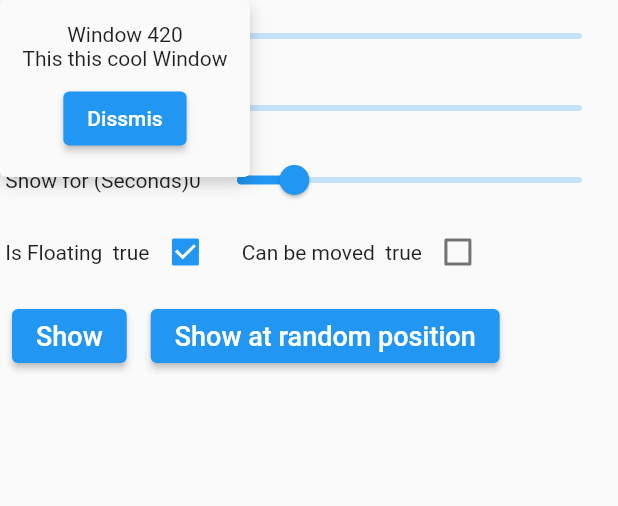
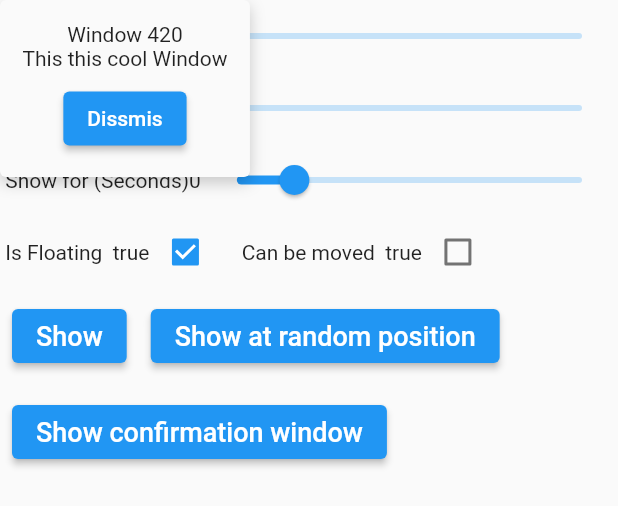
Before and after one commit to SchabanBo/q_overlay, a Flutter app: the _WindowSection widget shown alone on an empty page, opened directly, after a tap on "Show", on a phone screen of 412 x 824 dp. Shown: the top 506 px of the screen. Run offline on Flutter 3.47's test engine with Material 2 defaults, Android fonts, the phone set to English and light mode, and no system bars.

Commit message:
Add QWindow Confirmation

```diff
--- a/example/lib/screens/sections/windows_scetion.dart
+++ b/example/lib/screens/sections/windows_scetion.dart
@@ -131,6 +131,25 @@ class _WindowSectionState extends State<_WindowSection> {
               style: TextStyle(fontSize: 18),
             ),
           ),
+        ),
+        Padding(
+          padding: const EdgeInsets.all(8.0),
+          child: ElevatedButton(
+            onPressed: () async {
+              final result =
+                  await QWindow.confirmation(message: 'Are you sure?')
+                      .show<bool?>();
+              QNotification(
+                  child: Padding(
+                padding: const EdgeInsets.all(18.0),
+                child: Text('Result: $result'),
+              )).show();
+            },
+            child: const Text(
+              'Show confirmation window',
+              style: TextStyle(fontSize: 18),
+            ),
+          ),
         )
       ],
     );
@@ -141,7 +160,7 @@ class _WindowSectionState extends State<_WindowSection> {
     QOverlay.show(QWindow(
       name: name,
       position: Offset(_offsetX, _offsetY),
-      backgroundFilter: _isFLoating ? null : FilterSettings(),
+      backgroundFilter: _isFLoating ? null : const FilterSettings(),
       canMove: _canMoved,
       duration: _seconds <= 0 ? null : Duration(seconds: _seconds),
       child: child(name),
--- a/lib/src/types/qnotification.dart
+++ b/lib/src/types/qnotification.dart
@@ -86,7 +86,7 @@ class QNotification with QOverlayBase {
       QOverlay.show(this, context: context);
 
   Offset _calcPosition(Size screen, Size? size) {
-    size = size ?? Size(0, 0);
+    size = size ?? const Size(0, 0);
     final x = (screen.width / 2 + screen.width / 2 * alignment.x) -
         (size.width * 0.5 + size.width * 0.5 * alignment.x) +
         offset.dx;
--- a/lib/src/types/qwindow.dart
+++ b/lib/src/types/qwindow.dart
@@ -11,7 +11,9 @@ import 'qoverlay.dart';
 /// Show a window at any position on the screen.
 class QWindow with QOverlayBase {
   /// The position of the overlay
-  final Offset position;
+  final Offset? position;
+
+  final Alignment? alignment;
 
   @override
   final Widget child;
@@ -19,7 +21,6 @@ class QWindow with QOverlayBase {
   @override
   final Duration? duration;
 
-  /// The notification color
   @override
   final Color? color;
 
@@ -47,7 +48,8 @@ class QWindow with QOverlayBase {
 
   QWindow({
     required this.child,
-    required this.position,
+    this.position,
+    this.alignment,
     this.actions = const OverlayActions(),
     this.margin,
     this.color,
@@ -58,7 +60,52 @@ class QWindow with QOverlayBase {
     this.duration,
     String? name,
     Key? key,
-  }) : name = name ?? 'Window${child.hashCode}';
+  })  : assert(alignment != null || position != null,
+            'Alignment or position must be provieded'),
+        name = name ?? 'Window${child.hashCode}';
+
+  factory QWindow.confirmation({
+    required String message,
+    String? yesMessage,
+    String? noMessage,
+    bool canCancel = true,
+    bool canMove = false,
+    String? cancelMessage,
+  }) {
+    final name = 'Confirmation${message.hashCode}';
+    return QWindow(
+        name: name,
+        alignment: Alignment.center,
+        backgroundFilter: const FilterSettings(),
+        canMove: canMove,
+        child: Padding(
+          padding: const EdgeInsets.all(8.0),
+          child: Column(children: [
+            Text(message),
+            const Divider(),
+            Row(
+              children: [
+                OutlinedButton(
+                  child: Text(yesMessage ?? 'Yes'),
+                  onPressed: () => QOverlay.dismissName(name, result: true),
+                ),
+                const SizedBox(width: 8),
+                OutlinedButton(
+                  child: Text(noMessage ?? 'No'),
+                  onPressed: () => QOverlay.dismissName(name, result: false),
+                ),
+                if (canCancel) ...[
+                  const SizedBox(width: 8),
+                  OutlinedButton(
+                    child: Text(cancelMessage ?? 'Cancel'),
+                    onPressed: () => QOverlay.dismissName(name, result: null),
+                  ),
+                ],
+              ],
+            ),
+          ]),
+        ));
+  }
 
   @override
   Future<T?> show<T>({BuildContext? context}) =>
@@ -87,18 +134,26 @@ class QWindow with QOverlayBase {
   }
 
   Offset _calcPosition(Size screen, Size? size, Offset? moveDelta) {
-    if (size == null) {
-      return position;
-    }
     if (moveDelta != null) {
       return moveDelta;
     }
 
-    var xPercent = position.dx / screen.width;
-    var yPercent = position.dy / screen.height;
-    return Offset(
-      position.dx - size.width * xPercent,
-      position.dy - size.height * yPercent,
-    );
+    if (position != null) {
+      if (size == null) return position!;
+
+      var xPercent = position!.dx / screen.width;
+      var yPercent = position!.dy / screen.height;
+      return Offset(
+        position!.dx - size.width * xPercent,
+        position!.dy - size.height * yPercent,
+      );
+    }
+
+    size = size ?? const Size(0, 0);
+    final x = (screen.width / 2 + screen.width / 2 * alignment!.x) -
+        (size.width * 0.5 + size.width * 0.5 * alignment!.x);
+    final y = (screen.height / 2 + screen.height / 2 * alignment!.y) -
+        (size.height * 0.5 + size.height * 0.5 * alignment!.y);
+    return Offset(x, y);
   }
 }
--- a/lib/src/widgets/overlay_widget.dart
+++ b/lib/src/widgets/overlay_widget.dart
@@ -1,3 +1,5 @@
+import 'dart:math';
+
 import 'package:flutter/material.dart';
 
 import '../types/animations/overlay_animation.dart';
@@ -67,8 +69,8 @@ class _OverlayWidgetState extends State<OverlayWidget>
     return Positioned(
       left: _position.dx,
       top: _position.dy,
-      width: widget.width(),
-      height: widget.height(),
+      width: width,
+      height: height,
       child: widget.overlay.overlayAnimation.build(
         widget.canMoved
             ? GestureDetector(
@@ -84,6 +86,22 @@ class _OverlayWidgetState extends State<OverlayWidget>
             : child,
       ),
     );
+  }
+
+  double? get width {
+    final w = widget.width();
+    if (w == null || _size == null) {
+      return w;
+    }
+    return max(w, _size!.width);
+  }
+
+  double? get height {
+    final h = widget.height();
+    if (h == null || _size == null) {
+      return h;
+    }
+    return max(h, _size!.height);
   }
 
   Widget get child => SafeArea(
```
Also changed, not shown: lib/src/controllers/overlay_controller.dart (+7 -9 lines), example/pubspec.lock.
